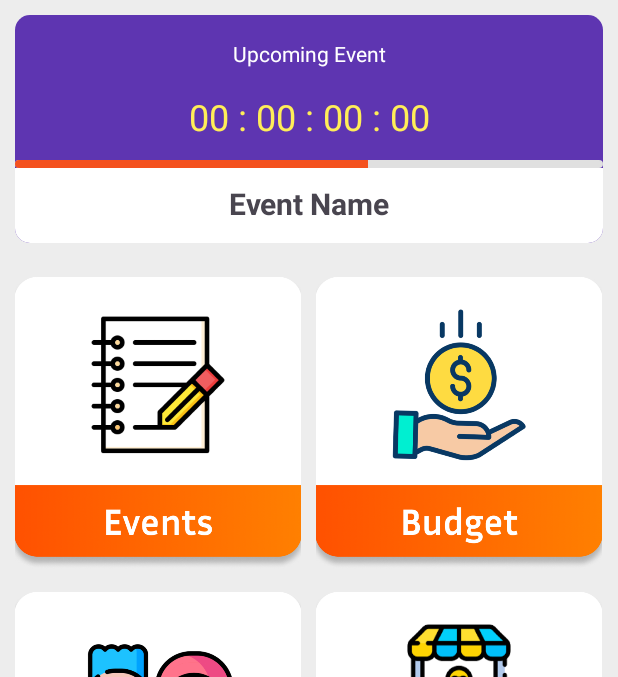
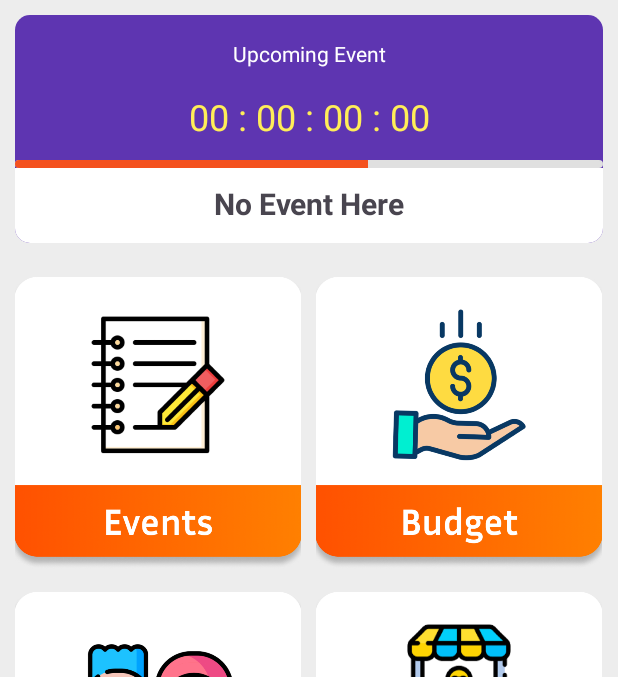
Before and after one commit to Omkar-109/Event_Manager_APP, an Android app: the screen it shows after launch (MainActivity), on a phone screen of 412 x 824 dp, the part 111-788 px from its top. Run offline under Robolectric (Android 15) with nearby library versions, the light colour scheme and no system bars; Roboto replaces fonts that are not available here.

Commit message:
feat: upcoming event countdown

```diff
--- a/app/src/main/java/com/examples/planit/DBManager.java
+++ b/app/src/main/java/com/examples/planit/DBManager.java
@@ -673,9 +673,4 @@ public class DBManager extends SQLiteOpenHelper {
         return db.delete(TABLE_EVENT_VENDORS, COL_EVENT_VENDOR_ID + " = ? AND " + COL_VENDOR_UID + " = ?", new String[]{eventUID, vendorUID});
     }
 
-    public String getEarliestEventName() {
-        String earliestEventName = "Event Name";
-
-        return earliestEventName;
-    }
 }
--- a/app/src/main/java/com/examples/planit/MainActivity.java
+++ b/app/src/main/java/com/examples/planit/MainActivity.java
@@ -2,53 +2,44 @@ package com.examples.planit;
 
 import android.content.Intent;
 import android.os.Bundle;
+import android.os.CountDownTimer;
 import android.view.MenuItem;
 import android.view.View;
 import android.widget.GridView;
 import android.widget.ImageButton;
 import android.widget.TextView;
-import android.widget.Toast;
 
 import androidx.appcompat.app.AppCompatActivity;
 
+import com.examples.planit.internals.DateSorter;
+import com.examples.planit.internals.Event;
 import com.google.android.material.bottomnavigation.BottomNavigationView;
 
 import org.jetbrains.annotations.NotNull;
+
+import java.util.ArrayList;
+import java.util.Locale;
+import java.util.concurrent.TimeUnit;
 
 public class MainActivity extends AppCompatActivity {
 
     GridView gridView;
     TextView upcomingEventName;
-
     ImageButton aboutButton;
     DBManager dbManager;
-    int[] imageIds = {
-            R.drawable.eventsimgbutton,
-            R.drawable.budgetimagebutton,
-            R.drawable.guestimgbutton,
-            R.drawable.vendorsimgbutton
-    };
+    int[] imageIds = {R.drawable.eventsimgbutton, R.drawable.budgetimagebutton, R.drawable.guestimgbutton, R.drawable.vendorsimgbutton};
+    private TextView eventCountdown;
+    private CountDownTimer countDownTimer;
 
     @Override
     protected void onCreate(Bundle savedInstanceState) {
         super.onCreate(savedInstanceState);
         setContentView(R.layout.activity_main);
         dbManager = new DBManager(getApplicationContext());
-        upcomingEventName=findViewById(R.id.ucEventName);
-        // Get the earliest event name
-        String earliestEvent = dbManager.getEarliestEventName();
+        upcomingEventName = findViewById(R.id.ucEventName);
 
-        aboutButton=findViewById(R.id.aboutButton);
-        aboutButton.setOnClickListener(new View.OnClickListener() {
-            @Override
-            public void onClick(View view) {
-                goToAbout(view);
-            }
-        });
-
-        if (earliestEvent != null) {
-            upcomingEventName.setText(earliestEvent);
-        }
+        aboutButton = findViewById(R.id.aboutButton);
+        aboutButton.setOnClickListener(this::goToAbout);
 
         ImageButtonAdapter adapter = new ImageButtonAdapter(this, imageIds);
         BottomNavigationView bottomNavigationView = findViewById(R.id.bottom_navigation);
@@ -116,9 +107,60 @@ public class MainActivity extends AppCompatActivity {
         startActivity(intent);
     }
 
-    public void goToAbout(View view){
+    public void goToAbout(View view) {
         Intent intent = new Intent(MainActivity.this, About.class);
         startActivity(intent);
     }
 
+    @Override
+    protected void onResume() {
+        super.onResume();
+
+        eventCountdown = findViewById(R.id.event_countdown);
+        ArrayList<Event> events = dbManager.getAllEvents();
+        events.sort(new DateSorter());
+
+        if (!events.isEmpty()) {
+            Event upcomingEvent = events.get(0);
+            upcomingEventName.setText(upcomingEvent.getName());
+
+            long eventTimeInMillis = upcomingEvent.getStartDate().getTime(); // assuming getDateInMillis() provides the time in millis
+            long currentTime = System.currentTimeMillis();
+            long countdownTime = eventTimeInMillis - currentTime;
+
+            if (countdownTime > 0) {
+                startCountdown(countdownTime);
+            } else {
+                eventCountdown.setText(R.string.default_countdown);
+            }
+        } else {
+            upcomingEventName.setText(R.string.no_events);
+            eventCountdown.setText(R.string.default_countdown);
+        }
+    }
+
+    private void startCountdown(long countdownTime) {
+        countDownTimer = new CountDownTimer(countdownTime, 1000) {
+            @Override
+            public void onTick(long millisUntilFinished) {
+                // Convert millis until finished into hours, minutes, seconds
+                String formattedTime = String.format(Locale.ENGLISH, "%02d : %02d : %02d : %02d", TimeUnit.MILLISECONDS.toDays(millisUntilFinished), TimeUnit.MILLISECONDS.toHours(millisUntilFinished) % 24, TimeUnit.MILLISECONDS.toMinutes(millisUntilFinished) % 60, TimeUnit.MILLISECONDS.toSeconds(millisUntilFinished) % 60);
+
+                eventCountdown.setText(formattedTime);
+            }
+
+            @Override
+            public void onFinish() {
+                eventCountdown.setText(R.string.default_countdown);
+            }
+        }.start();
+    }
+
+    @Override
+    protected void onPause() {
+        super.onPause();
+        if (countDownTimer != null) {
+            countDownTimer.cancel(); // Stop the timer to avoid memory leaks
+        }
+    }
 }
--- a/app/src/main/res/layout/activity_main.xml
+++ b/app/src/main/res/layout/activity_main.xml
@@ -110,12 +110,12 @@
                 app:layout_constraintStart_toStartOf="parent" />
 
             <TextView
-                android:id="@+id/textView3"
+                android:id="@+id/event_countdown"
                 android:layout_width="wrap_content"
                 android:layout_height="wrap_content"
                 android:layout_centerInParent="true"
                 android:layout_marginTop="16dp"
-                android:text="00 : 00 : 00 : 00"
+                android:text="@string/default_countdown"
                 android:textColor="@color/yellow"
                 android:textSize="24sp"
                 app:layout_constraintEnd_toEndOf="parent"
@@ -139,7 +139,7 @@
                 android:layout_height="50dp"
                 android:background="@drawable/event_name_bg"
                 android:padding="10dp"
-                android:text="Event Name"
+                android:text="@string/no_events"
                 android:textAlignment="center"
                 android:textSize="20sp"
                 android:textStyle="bold"
@@ -147,7 +147,7 @@
                 app:layout_constraintEnd_toEndOf="parent"
                 app:layout_constraintHorizontal_bias="0.478"
                 app:layout_constraintStart_toStartOf="parent"
-                app:layout_constraintTop_toBottomOf="@+id/textView3"
+                app:layout_constraintTop_toBottomOf="@+id/event_countdown"
                 app:layout_constraintVertical_bias="1.0" />
 
         </androidx.constraintlayout.widget.ConstraintLayout>
--- a/app/src/main/res/values/strings.xml
+++ b/app/src/main/res/values/strings.xml
@@ -64,4 +64,6 @@
     <string name="location_of_the_event">Location of the event</string>
     <string name="create_btn">Create</string>
     <string name="about_app">This app is for event management. Users can create events, add guest, vendors to events, allocate budget for events. This is a one place solution for all type of events. This app for those who are planning to have an event and wants to keep all records in onr place for quick access. </string>
+    <string name="default_countdown">00 : 00 : 00 : 00</string>
+    <string name="no_events">No Event Here</string>
 </resources>
```
Also changed, not shown: app/src/main/java/com/examples/planit/internals/DateSorter.java (added, +14 -0 lines).
